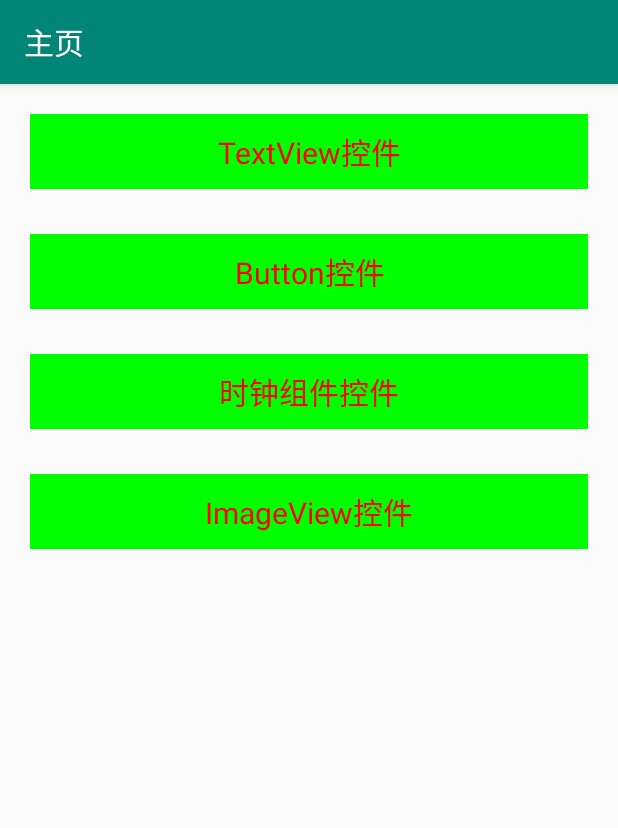
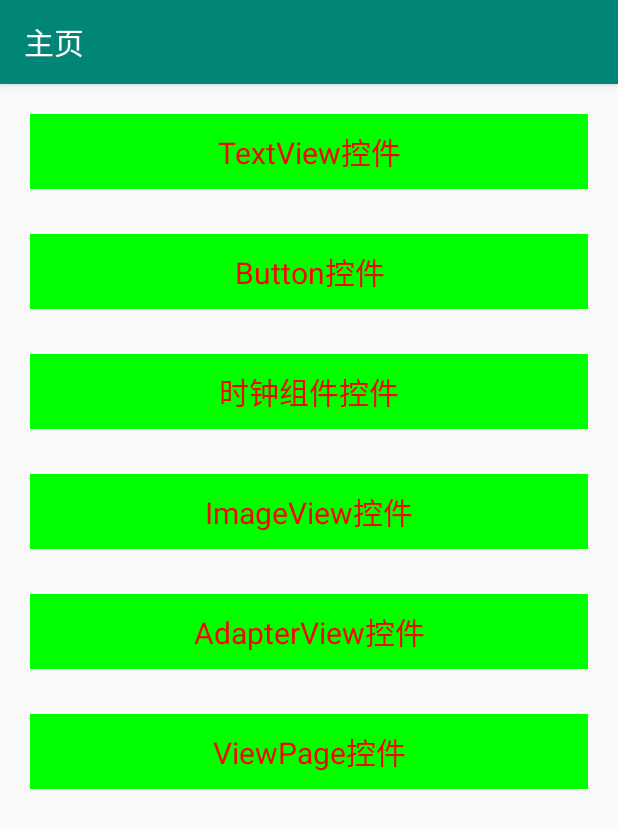
Before and after one commit to LqDeveloper/AndroidWidget, an Android app: the screen it shows after launch (MainActivity), on a phone screen of 412 x 824 dp. Shown: the top 828 px of the screen. Run offline under Robolectric (Android 15) with nearby library versions, the phone set to English and light mode, and no system bars.

Commit message:
ViewPager

```diff
--- a/app/build.gradle
+++ b/app/build.gradle
@@ -26,8 +26,8 @@ android {
 dependencies {
     implementation fileTree(dir: 'libs', include: ['*.jar'])
     implementation 'com.android.support:appcompat-v7:28.0.0'
-    implementation 'com.android.support.constraint:constraint-layout:demo.demo.3'
+    implementation 'com.android.support.constraint:constraint-layout:1.1.3'
     testImplementation 'junit:junit:4.12'
-    androidTestImplementation 'com.android.support.test:runner:demo.0.2'
+    androidTestImplementation 'com.android.support.test:runner:1.0.2'
     androidTestImplementation 'com.android.support.test.espresso:espresso-core:3.0.2'
 }
--- a/app/src/main/AndroidManifest.xml
+++ b/app/src/main/AndroidManifest.xml
@@ -9,7 +9,9 @@
         android:roundIcon="@mipmap/ic_launcher_round"
         android:supportsRtl="true"
         android:theme="@style/AppTheme">
-        <activity android:name=".ImageViewActivity"></activity>
+        <activity android:name=".ViewPagerActivity"></activity>
+        <activity android:name=".AdapterActivity" />
+        <activity android:name=".ImageViewActivity" />
         <activity android:name=".ClockActivity" />
         <activity android:name=".ButtonActivity" />
         <activity android:name=".TextViewActivity" />
--- a/app/src/main/java/com/example/androidwidget/MainActivity.java
+++ b/app/src/main/java/com/example/androidwidget/MainActivity.java
@@ -16,31 +16,42 @@ public class MainActivity extends AppCompatActivity {
         handleClick();
     }
 
-    private void handleClick(){
+    private void handleClick() {
         TextView textView = findViewById(R.id.textView);
-        textView.setOnClickListener((view)->{
-            Intent intent = new Intent(MainActivity.this,TextViewActivity.class);
+        textView.setOnClickListener((view) -> {
+            Intent intent = new Intent(MainActivity.this, TextViewActivity.class);
             startActivity(intent);
         });
         TextView buttonTextView = findViewById(R.id.button);
-        buttonTextView.setOnClickListener((view)->{
-            Intent intent = new Intent(MainActivity.this,ButtonActivity.class);
+        buttonTextView.setOnClickListener((view) -> {
+            Intent intent = new Intent(MainActivity.this, ButtonActivity.class);
             startActivity(intent);
         });
 
         TextView clockTextView = findViewById(R.id.cLock);
-        clockTextView.setOnClickListener((view)->{
-            Intent intent = new Intent(MainActivity.this,ClockActivity.class);
+        clockTextView.setOnClickListener((view) -> {
+            Intent intent = new Intent(MainActivity.this, ClockActivity.class);
             startActivity(intent);
         });
 
         TextView imageViewTextView = findViewById(R.id.imageView);
-        imageViewTextView.setOnClickListener((view)->{
+        imageViewTextView.setOnClickListener((view) -> {
             Intent intent = new Intent(MainActivity.this, ImageViewActivity.class);
+            startActivity(intent);
+        });
+
+        TextView adapterTextView = findViewById(R.id.adapter);
+        adapterTextView.setOnClickListener((view) -> {
+            Intent intent = new Intent(MainActivity.this, AdapterActivity.class);
+            startActivity(intent);
+        });
+
+        TextView viewPagerTextView = findViewById(R.id.viewPager);
+        viewPagerTextView.setOnClickListener((view) -> {
+            Intent intent = new Intent(MainActivity.this, ViewPagerActivity.class);
             startActivity(intent);
         });
     }
 
 
-
 }
--- a/app/src/main/res/layout/activity_main.xml
+++ b/app/src/main/res/layout/activity_main.xml
@@ -72,6 +72,37 @@
             app:layout_constraintLeft_toLeftOf="parent"
             app:layout_constraintRight_toRightOf="parent"
             app:layout_constraintTop_toTopOf="parent" />
+
+        <TextView
+            android:id="@+id/adapter"
+            android:layout_width="match_parent"
+            android:layout_height="50dp"
+            android:layout_marginTop="30dp"
+            android:background="#0f0"
+            android:gravity="center"
+            android:text="AdapterView控件"
+            android:textColor="#f00"
+            android:textSize="20sp"
+            app:layout_constraintBottom_toBottomOf="parent"
+            app:layout_constraintLeft_toLeftOf="parent"
+            app:layout_constraintRight_toRightOf="parent"
+            app:layout_constraintTop_toTopOf="parent" />
+
+        <TextView
+            android:id="@+id/viewPager"
+            android:layout_width="match_parent"
+            android:layout_height="50dp"
+            android:layout_marginTop="30dp"
+            android:background="#0f0"
+            android:gravity="center"
+            android:text="ViewPage控件"
+            android:textColor="#f00"
+            android:textSize="20sp"
+            app:layout_constraintBottom_toBottomOf="parent"
+            app:layout_constraintLeft_toLeftOf="parent"
+            app:layout_constraintRight_toRightOf="parent"
+            app:layout_constraintTop_toTopOf="parent" />
+
     </LinearLayout>
 
 
```
Also changed, not shown: app/src/main/java/com/example/androidwidget/AdapterActivity.java (added, +90 -0 lines), app/src/main/java/com/example/androidwidget/ViewPagerActivity.java (added, +74 -0 lines), app/src/main/res/layout/activity_adapter.xml (added, +24 -0 lines), app/src/main/res/layout/activity_clock.xml (+6 -7 lines), app/src/main/res/layout/activity_view_pager.xml (added, +22 -0 lines), app/src/main/res/layout/array_item_layout.xml (added, +10 -0 lines), app/src/main/res/layout/simple_item_layout.xml (added, +25 -0 lines), app/src/main/res/layout/viewpage_item1_layout.xml (added, +16 -0 lines), app/src/main/res/layout/viewpage_item2_layout.xml (added, +16 -0 lines), app/src/main/res/layout/viewpage_item3_layout.xml (added, +16 -0 lines).
